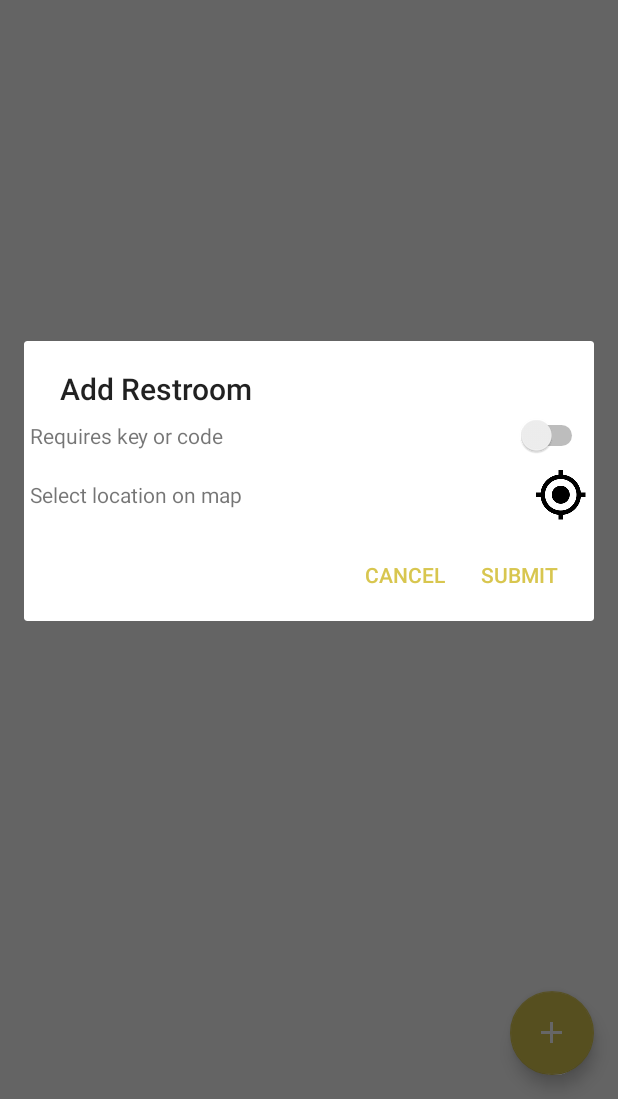
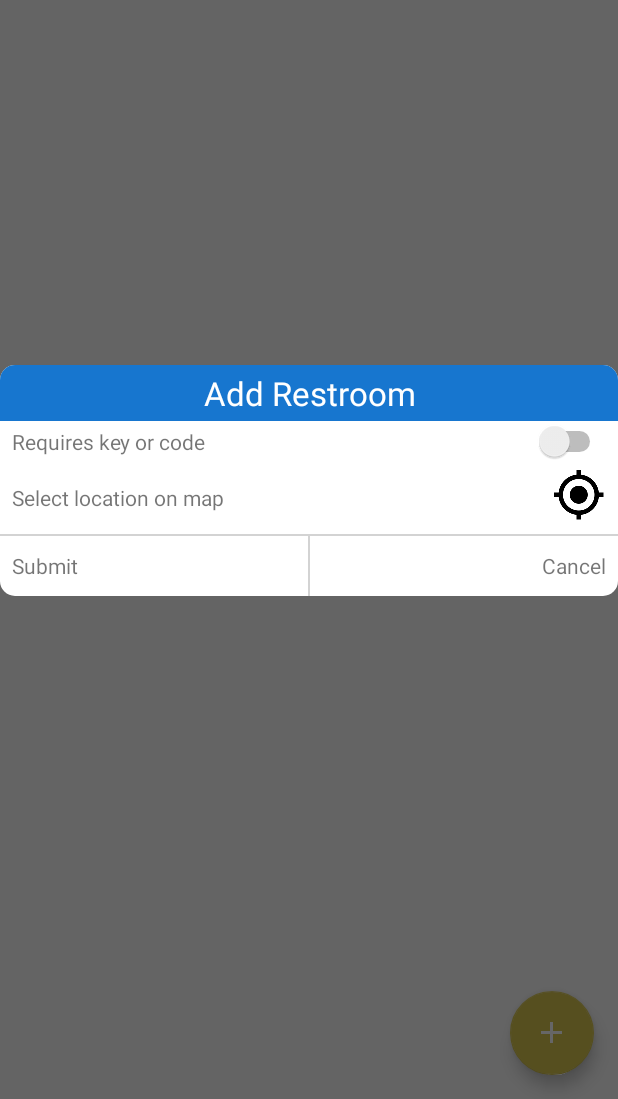
Before and after one commit to hmmelton/Releave, an Android app: the screen it shows after launch once a user with an empty profile is signed in (MainActivity), after a tap on an icon or button, on a phone screen of 412 x 824 dp, the part 137-1236 px from its top. Run offline under Robolectric (Android 15) with nearby library versions, the phone set to English and light mode, and no system bars; our stand-ins replace ButterKnife, Firebase (no records; nobody signed in at launch, a user with empty details on screens opened directly); 1 statement that could not run was skipped.

Commit message:
looks like I added some files and did some editing

```diff
--- a/app/src/main/java/com/hmmelton/releave/MainActivity.java
+++ b/app/src/main/java/com/hmmelton/releave/MainActivity.java
@@ -3,6 +3,8 @@
 import android.content.Context;
 import android.content.Intent;
 import android.content.pm.PackageManager;
+import android.graphics.Color;
+import android.graphics.drawable.ColorDrawable;
 import android.location.Address;
 import android.location.Geocoder;
 import android.location.Location;
@@ -77,14 +79,10 @@
         mapIcon.setOnClickListener(view -> MainActivity.this.onLocationClick());
         isLocked.setOnCheckedChangeListener((compoundButton, b) -> MainActivity.this.isLocked = b);
 
-        dialogBuilder.setTitle(UPLOAD);
-        // Set button click listeners
-        dialogBuilder.setPositiveButton(SUBMIT,
-                (dialogInterface, i) -> MainActivity.this.onSubmit());
-        dialogBuilder.setNegativeButton(CANCEL, (dialogInterface, i) -> dialogInterface.dismiss());
-
         // Show
-        dialogBuilder.create().show();
+        AlertDialog dialog = dialogBuilder.create();
+        dialog.getWindow().setBackgroundDrawable(new ColorDrawable(Color.TRANSPARENT));
+        dialog.show();
     }
 
     // OnClick for profile image in AppBar
--- /dev/null
+++ b/app/src/main/res/drawable/rounded_alert_dialog.xml
@@ -0,0 +1,6 @@
+<?xml version="1.0" encoding="utf-8"?>
+<shape xmlns:android="http://schemas.android.com/apk/res/android"
+       android:shape="rectangle">
+    <solid android:color="@android:color/white"/>
+    <corners android:radius="@dimen/hard_round"/>
+</shape>
--- a/app/src/main/res/drawable/rounded_edit_text.xml
+++ b/app/src/main/res/drawable/rounded_edit_text.xml
@@ -2,5 +2,5 @@
 <shape xmlns:android="http://schemas.android.com/apk/res/android"
     android:shape="rectangle">
     <solid android:color="@color/light_gray"/>
-    <corners android:radius="5dp"/>
+    <corners android:radius="@dimen/soft_round"/>
 </shape>
--- /dev/null
+++ b/app/src/main/res/drawable/rounded_top_corners_primary.xml
@@ -0,0 +1,7 @@
+<?xml version="1.0" encoding="utf-8"?>
+<shape xmlns:android="http://schemas.android.com/apk/res/android"
+       android:shape="rectangle">
+    <solid android:color="?colorPrimary"/>
+    <corners android:topLeftRadius="@dimen/hard_round"
+             android:topRightRadius="@dimen/hard_round"/>
+</shape>
--- a/app/src/main/res/layout/add_restroom_dialog.xml
+++ b/app/src/main/res/layout/add_restroom_dialog.xml
@@ -1,13 +1,25 @@
 <?xml version="1.0" encoding="utf-8"?>
 <LinearLayout xmlns:android="http://schemas.android.com/apk/res/android"
-              android:orientation="vertical"
-              android:layout_width="match_parent"
-              android:layout_height="match_parent"
-                android:padding="@dimen/quarter_standard_margin">
+    android:layout_width="wrap_content"
+    android:layout_height="wrap_content"
+    android:orientation="vertical"
+    android:background="@drawable/rounded_alert_dialog">
+
+    <TextView
+        android:layout_width="match_parent"
+        android:layout_height="wrap_content"
+        android:background="@drawable/rounded_top_corners_primary"
+        android:text="@string/upload"
+        android:textAlignment="center"
+        android:textColor="@android:color/white"
+        android:textSize="10pt"
+        android:padding="@dimen/quarter_standard_margin"/>
 
     <RelativeLayout
         android:layout_width="match_parent"
-        android:layout_height="wrap_content">
+        android:layout_height="wrap_content"
+        android:paddingLeft="@dimen/half_standard_margin"
+        android:paddingRight="@dimen/half_standard_margin">
 
         <TextView
             android:layout_width="wrap_content"
@@ -25,7 +37,10 @@
     </RelativeLayout>
 
     <RelativeLayout
-        android:layout_marginTop="@dimen/half_standard_margin"
+        android:paddingLeft="@dimen/half_standard_margin"
+        android:paddingRight="@dimen/half_standard_margin"
+        android:paddingBottom="@dimen/half_standard_margin"
+        android:paddingTop="@dimen/quarter_standard_margin"
         android:layout_width="match_parent"
         android:layout_height="wrap_content">
 
@@ -45,4 +60,38 @@
 
     </RelativeLayout>
 
+    <View
+        android:layout_width="match_parent"
+        android:layout_height="1dp"
+        android:background="@color/light_gray"/>
+
+    <RelativeLayout
+        android:layout_width="match_parent"
+        android:layout_height="wrap_content"
+        android:paddingLeft="@dimen/half_standard_margin"
+        android:paddingRight="@dimen/half_standard_margin">
+
+        <TextView
+            android:layout_width="wrap_content"
+            android:layout_height="wrap_content"
+            android:text="@string/submit"
+            android:layout_alignParentLeft="true"
+            android:layout_centerVertical="true"/>
+
+        <View
+            android:id="@+id/test"
+            android:layout_width="1dp"
+            android:layout_height="40dp"
+            android:background="@color/light_gray"
+            android:layout_centerHorizontal="true"/>
+
+        <TextView
+            android:layout_width="wrap_content"
+            android:layout_height="wrap_content"
+            android:text="@android:string/cancel"
+            android:layout_alignParentRight="true"
+            android:layout_centerVertical="true"/>
+
+    </RelativeLayout>
+
 </LinearLayout>
--- a/app/src/main/res/values/dimens.xml
+++ b/app/src/main/res/values/dimens.xml
@@ -9,4 +9,7 @@
 
     <dimen name="login_button_width">200dp</dimen>
     <dimen name="fab_margin">16dp</dimen>
+
+    <dimen name="hard_round">10dp</dimen>
+    <dimen name="soft_round">5dp</dimen>
 </resources>
```
